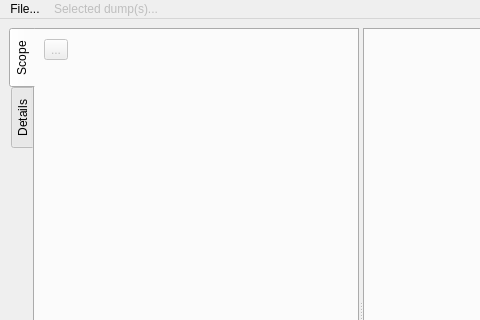
Before: the Qt Designer form gui/wavy-main-window.ui in Xenona/Wavy, drawn with Qt 5; both pictures show x 0 to 480 and y 0 to 320 of the 879 by 600 pixel window.
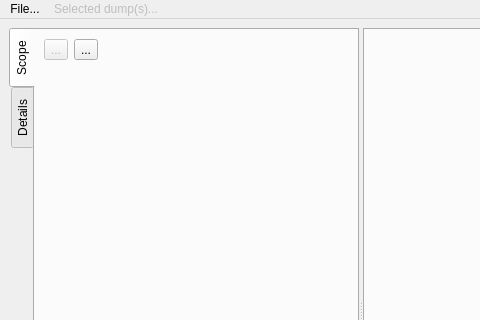
After: the same form once the commit is applied. Icons and pictures are not drawn.

Diff of the .ui file:
```diff
--- a/gui/wavy-main-window.ui
+++ b/gui/wavy-main-window.ui
@@ -72,6 +72,16 @@
              </property>
             </widget>
            </item>
+           <item>
+            <widget class="QToolButton" name="sidebar_scope_button_save">
+             <property name="text">
+              <string>...</string>
+             </property>
+             <property name="icon">
+              <iconset theme="document-save"/>
+             </property>
+            </widget>
+           </item>
            <item>
             <spacer name="horizontalSpacer">
              <property name="orientation">
```
